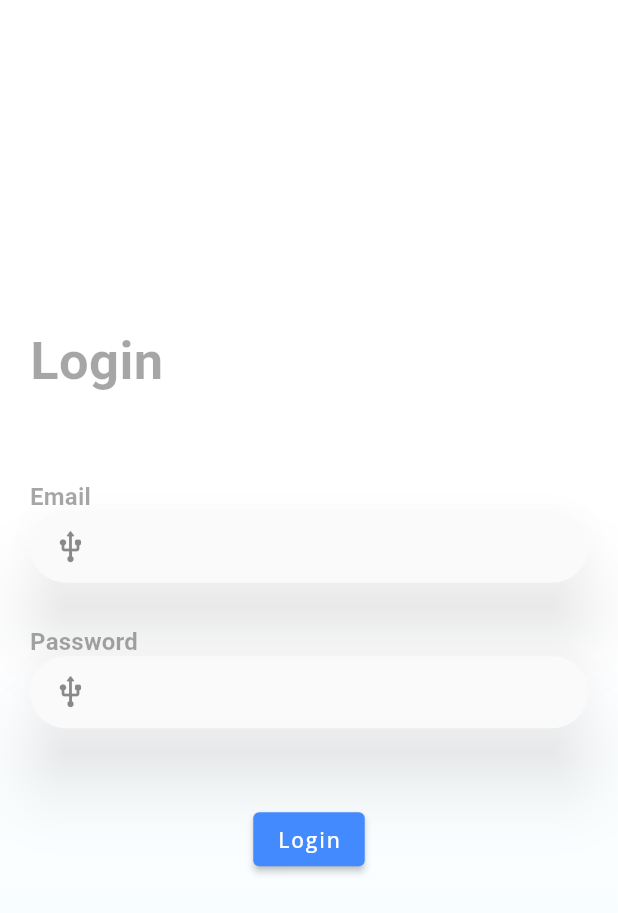
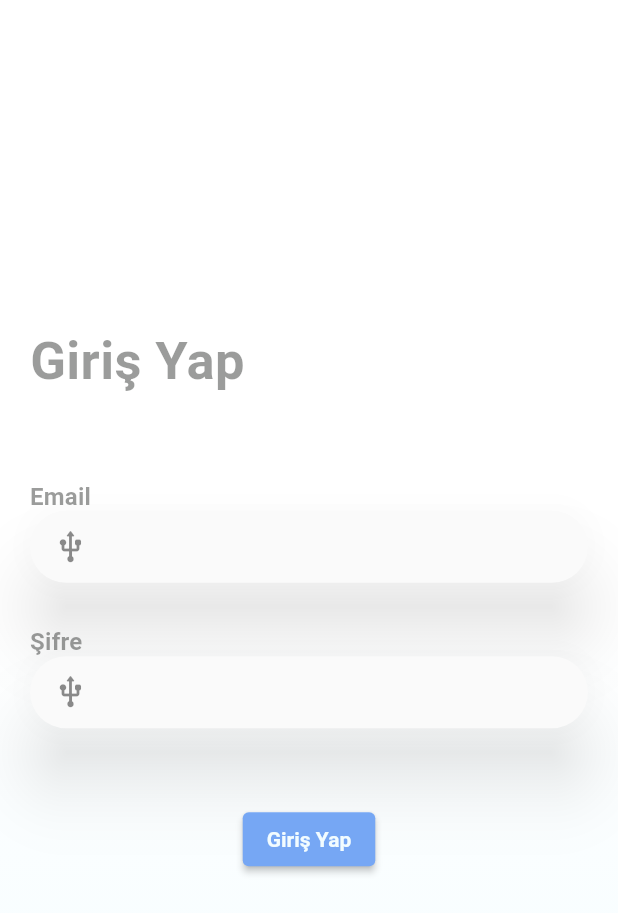
Before and after one commit to furkanyalcindag/comitfy-fuarQR-mobile, a Flutter app: the screen it shows after launch, on a phone screen of 412 x 824 dp. Shown: the top 913 px of the screen. Run offline on Flutter 3.47's test engine with Material 2 defaults, Android fonts, the phone set to English and light mode, and no system bars; our stand-ins replace get, google_fonts, shared_preferences; missing offline and left inert: qr_code_scanner; generated files the repository leaves out were written again.

Commit message:
Some changes to language and theme is fixed now

```diff
--- a/lib/core/l10n/app_tr.arb
+++ b/lib/core/l10n/app_tr.arb
@@ -1,6 +1,6 @@
 {
-  "signIn": "Sign In",
-  "login": "Login",
+  "signIn": "Kayıt Ol",
+  "login": "Giriş Yap",
   "email": "Email",
-  "password": "Password"
+  "password": "Şifre"
 }
--- a/lib/core/utility/constants.dart
+++ b/lib/core/utility/constants.dart
@@ -1,12 +1,22 @@
 import 'package:flutter/material.dart';
+import 'package:fuar_qr/core/utility/themes.dart';
 
 const Color primary = Color(0xFF76a7f4);
 //Color(0xFF79d3be);Color(0xFF76a7f4);
 const Color lightBlack = Color(0xFFAEAEAD);
+
+// Dark Theme
 const Color black = Color(0xFF333533);
+const Color blackSecondary = Color.fromARGB(255, 32, 33, 34);
+const Color blackThemeTextColor = Color.fromARGB(255, 212, 212, 212);
 const Color mask = Colors.black54;
 const Color grey = Color(0xEEEEEEFF);
+
+// Light Theme
 const Color white = Colors.white;
+const Color whiteSecondary = Color(0xFFF2FCFF);
+final Color lightThemeTextColor = black.withAlpha(125);
+
 const Color googleColor = Color(0xffDF4A32);
 const Color facebookColor = Color(0xff39579A);
 
--- a/lib/core/utility/theme_choice.dart
+++ b/lib/core/utility/theme_choice.dart
@@ -43,6 +43,7 @@ class ThemeChoiceState extends State<ThemeChoice> {
           title: Text("Açık"),
           onChanged: (mode) {
             _setSelectedThemeMode(mode!, themeModeNotifier);
+            print("WROKS");
           },
           selected: _selectedThemeMode == ThemeMode.light,
           activeColor: primary,
@@ -72,6 +73,7 @@ class ThemeChoiceState extends State<ThemeChoice> {
     var prefs = await SharedPreferences.getInstance();
     prefs.setInt('themeMode', mode.index);
     setState(() {
+      print("RWRRJKLRJKJLRKLJRKJLRKJLRLKJR");
       _selectedThemeMode = mode;
     });
   }
--- a/lib/core/utility/themes.dart
+++ b/lib/core/utility/themes.dart
@@ -6,75 +6,172 @@ class Themes {
   static ThemeData lightTheme = ThemeData(
       brightness: Brightness.light,
       visualDensity: VisualDensity.adaptivePlatformDensity,
-      primarySwatch: Colors.teal,
-      primaryColor: white,
       scaffoldBackgroundColor: white,
       iconTheme: const IconThemeData(color: black),
+      colorScheme: ColorScheme.fromSeed(
+        seedColor: white,
+        primaryContainer: white,
+        secondaryContainer: whiteSecondary,
+      ),
+      elevatedButtonTheme: const ElevatedButtonThemeData(
+        style: ButtonStyle(
+          backgroundColor: MaterialStatePropertyAll(primary),
+          foregroundColor: MaterialStatePropertyAll(whiteSecondary),
+          textStyle:
+              MaterialStatePropertyAll(TextStyle(fontWeight: FontWeight.bold)),
+        ),
+      ),
 
       /// Generator: https://m2.material.io/design/typography/the-type-system.html#type-scale
       textTheme: TextTheme(
         headline1: GoogleFonts.varelaRound(
-            fontSize: 99, fontWeight: FontWeight.w300, letterSpacing: -1.5),
+            color: lightThemeTextColor,
+            fontSize: 99,
+            fontWeight: FontWeight.w300,
+            letterSpacing: -1.5),
         headline2: GoogleFonts.varelaRound(
-            fontSize: 62, fontWeight: FontWeight.w300, letterSpacing: -0.5),
-        headline3:
-            GoogleFonts.varelaRound(fontSize: 49, fontWeight: FontWeight.w400),
+            color: lightThemeTextColor,
+            fontSize: 62,
+            fontWeight: FontWeight.w300,
+            letterSpacing: -0.5),
+        headline3: GoogleFonts.varelaRound(
+            color: lightThemeTextColor,
+            fontSize: 49,
+            fontWeight: FontWeight.w400),
         headline4: GoogleFonts.varelaRound(
-            fontSize: 35, fontWeight: FontWeight.w400, letterSpacing: 0.25),
-        headline5:
-            GoogleFonts.varelaRound(fontSize: 25, fontWeight: FontWeight.w400),
+            color: lightThemeTextColor,
+            fontSize: 35,
+            fontWeight: FontWeight.w400,
+            letterSpacing: 0.25),
+        headline5: GoogleFonts.varelaRound(
+            color: lightThemeTextColor,
+            fontSize: 25,
+            fontWeight: FontWeight.w400),
         headline6: GoogleFonts.varelaRound(
-            fontSize: 21, fontWeight: FontWeight.w500, letterSpacing: 0.15),
+            color: lightThemeTextColor,
+            fontSize: 21,
+            fontWeight: FontWeight.w500,
+            letterSpacing: 0.15),
         subtitle1: GoogleFonts.varelaRound(
-            fontSize: 16, fontWeight: FontWeight.w400, letterSpacing: 0.15),
+            color: lightThemeTextColor,
+            fontSize: 16,
+            fontWeight: FontWeight.w400,
+            letterSpacing: 0.15),
         subtitle2: GoogleFonts.varelaRound(
-            fontSize: 14, fontWeight: FontWeight.w500, letterSpacing: 0.1),
+            color: lightThemeTextColor,
+            fontSize: 14,
+            fontWeight: FontWeight.w500,
+            letterSpacing: 0.1),
         bodyText1: GoogleFonts.openSans(
-            fontSize: 16, fontWeight: FontWeight.w400, letterSpacing: 0.5),
+            color: lightThemeTextColor,
+            fontSize: 16,
+            fontWeight: FontWeight.w400,
+            letterSpacing: 0.5),
         bodyText2: GoogleFonts.openSans(
-            fontSize: 14, fontWeight: FontWeight.w400, letterSpacing: 0.25),
+            color: lightThemeTextColor,
+            fontSize: 14,
+            fontWeight: FontWeight.w400,
+            letterSpacing: 0.25),
         button: GoogleFonts.openSans(
-            fontSize: 14, fontWeight: FontWeight.w500, letterSpacing: 1.25),
+            color: lightThemeTextColor,
+            fontSize: 14,
+            fontWeight: FontWeight.w500,
+            letterSpacing: 1.25),
         caption: GoogleFonts.openSans(
-            fontSize: 12, fontWeight: FontWeight.w400, letterSpacing: 0.4),
+            color: lightThemeTextColor,
+            fontSize: 12,
+            fontWeight: FontWeight.w400,
+            letterSpacing: 0.4),
         overline: GoogleFonts.openSans(
-            fontSize: 10, fontWeight: FontWeight.w400, letterSpacing: 1.5),
+            color: lightThemeTextColor,
+            fontSize: 10,
+            fontWeight: FontWeight.w400,
+            letterSpacing: 1.5),
       ));
 
   static ThemeData darkTheme = ThemeData(
     brightness: Brightness.dark,
     visualDensity: VisualDensity.adaptivePlatformDensity,
-    primarySwatch: Colors.teal,
-    primaryColor: black,
+    colorScheme: ColorScheme.fromSeed(
+      brightness: Brightness.dark,
+      seedColor: black,
+      primaryContainer: black,
+      secondaryContainer: blackSecondary,
+    ),
     scaffoldBackgroundColor: black,
     iconTheme: const IconThemeData(color: white),
+    elevatedButtonTheme: const ElevatedButtonThemeData(
+      style: ButtonStyle(
+        backgroundColor: MaterialStatePropertyAll(blackSecondary),
+        foregroundColor: MaterialStatePropertyAll(primary),
+        textStyle:
+            MaterialStatePropertyAll(TextStyle(fontWeight: FontWeight.bold)),
+      ),
+    ),
     textTheme: TextTheme(
       headline1: GoogleFonts.varelaRound(
-          fontSize: 99, fontWeight: FontWeight.w300, letterSpacing: -1.5),
+          color: blackThemeTextColor,
+          fontSize: 99,
+          fontWeight: FontWeight.w300,
+          letterSpacing: -1.5),
       headline2: GoogleFonts.varelaRound(
-          fontSize: 62, fontWeight: FontWeight.w300, letterSpacing: -0.5),
-      headline3:
-          GoogleFonts.varelaRound(fontSize: 49, fontWeight: FontWeight.w400),
+          color: blackThemeTextColor,
+          fontSize: 62,
+          fontWeight: FontWeight.w300,
+          letterSpacing: -0.5),
+      headline3: GoogleFonts.varelaRound(
+          color: blackThemeTextColor,
+          fontSize: 49,
+          fontWeight: FontWeight.w400),
       headline4: GoogleFonts.varelaRound(
-          fontSize: 35, fontWeight: FontWeight.w400, letterSpacing: 0.25),
-      headline5:
-          GoogleFonts.varelaRound(fontSize: 25, fontWeight: FontWeight.w400),
+          color: blackThemeTextColor,
+          fontSize: 35,
+          fontWeight: FontWeight.w400,
+          letterSpacing: 0.25),
+      headline5: GoogleFonts.varelaRound(
+          color: blackThemeTextColor,
+          fontSize: 25,
+          fontWeight: FontWeight.w400),
       headline6: GoogleFonts.varelaRound(
-          fontSize: 21, fontWeight: FontWeight.w500, letterSpacing: 0.15),
+          color: blackThemeTextColor,
+          fontSize: 21,
+          fontWeight: FontWeight.w500,
+          letterSpacing: 0.15),
       subtitle1: GoogleFonts.varelaRound(
-          fontSize: 16, fontWeight: FontWeight.w400, letterSpacing: 0.15),
+          color: blackThemeTextColor,
+          fontSize: 16,
+          fontWeight: FontWeight.w400,
+          letterSpacing: 0.15),
       subtitle2: GoogleFonts.varelaRound(
-          fontSize: 14, fontWeight: FontWeight.w500, letterSpacing: 0.1),
+          color: blackThemeTextColor,
+          fontSize: 14,
+          fontWeight: FontWeight.w500,
+          letterSpacing: 0.1),
       bodyText1: GoogleFonts.openSans(
-          fontSize: 16, fontWeight: FontWeight.w400, letterSpacing: 0.5),
+          color: blackThemeTextColor,
+          fontSize: 16,
+          fontWeight: FontWeight.w400,
+          letterSpacing: 0.5),
       bodyText2: GoogleFonts.openSans(
-          fontSize: 14, fontWeight: FontWeight.w400, letterSpacing: 0.25),
+          color: blackThemeTextColor,
+          fontSize: 14,
+          fontWeight: FontWeight.w400,
+          letterSpacing: 0.25),
       button: GoogleFonts.openSans(
-          fontSize: 14, fontWeight: FontWeight.w500, letterSpacing: 1.25),
+          color: blackThemeTextColor,
+          fontSize: 14,
+          fontWeight: FontWeight.w500,
+          letterSpacing: 1.25),
       caption: GoogleFonts.openSans(
-          fontSize: 12, fontWeight: FontWeight.w400, letterSpacing: 0.4),
+          color: blackThemeTextColor,
+          fontSize: 12,
+          fontWeight: FontWeight.w400,
+          letterSpacing: 0.4),
       overline: GoogleFonts.openSans(
-          fontSize: 10, fontWeight: FontWeight.w400, letterSpacing: 1.5),
+          color: blackThemeTextColor,
+          fontSize: 10,
+          fontWeight: FontWeight.w400,
+          letterSpacing: 1.5),
     ),
   );
 }
--- a/lib/view/auth/login_page.dart
+++ b/lib/view/auth/login_page.dart
@@ -3,6 +3,8 @@ import 'package:flutter/src/widgets/container.dart';
 import 'package:flutter/src/widgets/framework.dart';
 import 'package:flutter/widgets.dart';
 import 'package:flutter_gen/gen_l10n/app_localizations.dart';
+import 'package:fuar_qr/core/utility/constants.dart';
+import 'package:fuar_qr/core/utility/theme_choice.dart';
 import 'package:fuar_qr/view/componentbuilders/textfield_builder.dart';
 import 'package:fuar_qr/view/home/home.dart';
 import 'package:get/get.dart';
@@ -35,12 +37,12 @@ class _LoginPageState extends State<LoginPage> {
                 begin: Alignment.topCenter,
                 end: Alignment.bottomCenter,
                 colors: [
-                  Color(Color.fromARGB(255, 255, 255, 255).value),
-                  Color(Color.fromARGB(255, 242, 252, 255).value),
+                  Theme.of(context).colorScheme.primaryContainer,
+                  Theme.of(context).colorScheme.secondaryContainer,
                 ],
                 stops: const [
                   0.5,
-                  1
+                  1,
                 ]),
           ),
         ),
@@ -57,13 +59,8 @@ class _LoginPageState extends State<LoginPage> {
                   AppLocalizations.of(context)!.login,
                   textAlign: TextAlign.start,
                   style: Theme.of(context).textTheme.headline4!.merge(
-                        TextStyle(
+                        const TextStyle(
                           fontWeight: FontWeight.bold,
-                          color: Theme.of(context)
-                              .textTheme
-                              .headline4!
-                              .color!
-                              .withOpacity(0.35),
                         ),
                       ),
                 ),
@@ -89,9 +86,6 @@ class _LoginPageState extends State<LoginPage> {
                       height: 50,
                     ),
                     ElevatedButton(
-                      style: ButtonStyle(
-                          backgroundColor:
-                              MaterialStateProperty.all(Colors.blueAccent)),
                       onPressed: () => {
                         Get.off(() => Home()),
                       },
--- a/lib/view/componentbuilders/label_builder.dart
+++ b/lib/view/componentbuilders/label_builder.dart
@@ -9,13 +9,8 @@ Widget buildLabel({required BuildContext context, required text}) {
             text ?? "",
             textAlign: TextAlign.start,
             style: Theme.of(context).textTheme.subtitle1!.merge(
-                  TextStyle(
+                  const TextStyle(
                     fontWeight: FontWeight.bold,
-                    color: Theme.of(context)
-                        .textTheme
-                        .subtitle1!
-                        .color!
-                        .withOpacity(0.35),
                   ),
                 ),
           ),
--- a/lib/view/componentbuilders/textfield_builder.dart
+++ b/lib/view/componentbuilders/textfield_builder.dart
@@ -24,10 +24,7 @@ Widget buildTextField(
             decoration: InputDecoration(
               border: InputBorder.none,
               hintText: hintText,
-              hintStyle: Theme.of(context)
-                  .textTheme
-                  .subtitle1!
-                  .merge(TextStyle(color: Colors.black.withOpacity(0.35))),
+              hintStyle: Theme.of(context).textTheme.subtitle1!,
               contentPadding: EdgeInsets.fromLTRB(20.0, 10.0, 20.0, 10.0),
               icon: Container(
                   width: 15,
```
